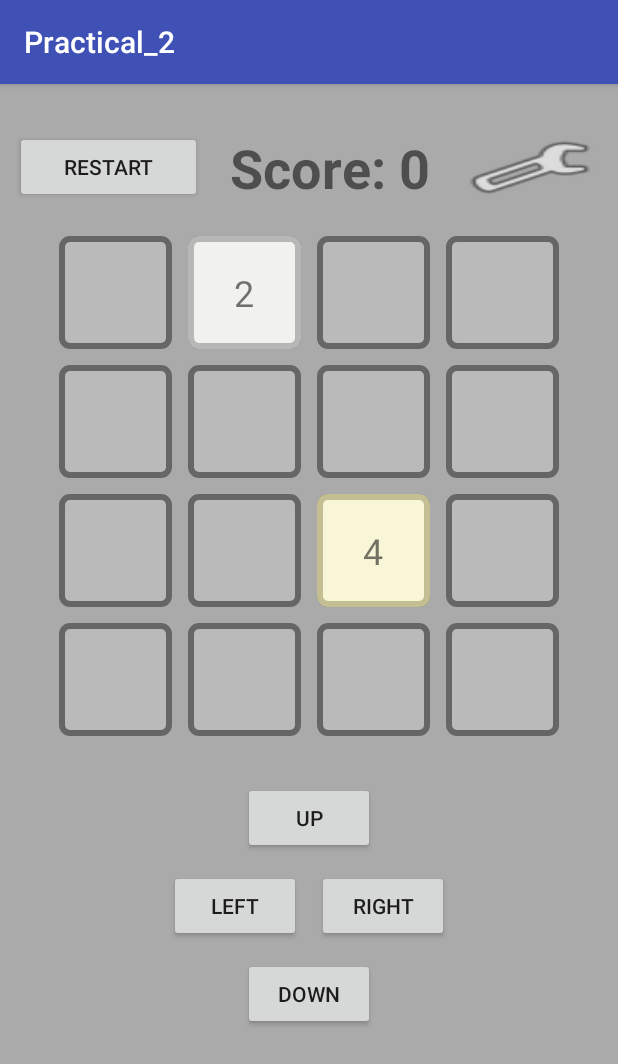
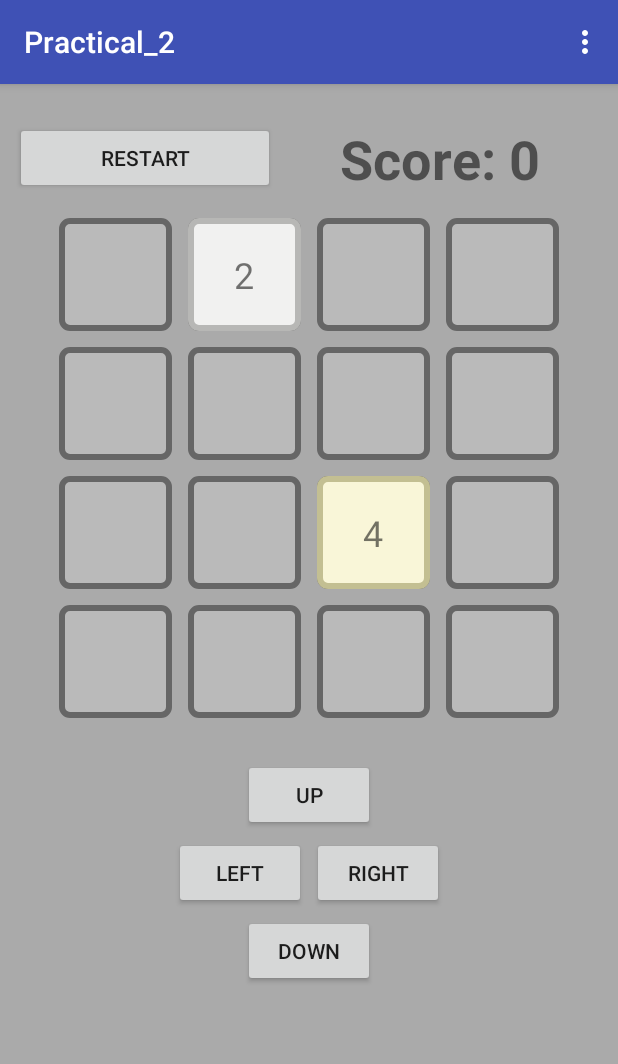
Before and after one commit to Bradprobert/Practical_2, an Android app: the screen it shows after launch (MainActivity), on a phone screen of 412 x 824 dp. Shown: the top 1064 px of the screen. Run offline under Robolectric (Android 15) with nearby library versions, the phone set to English and light mode, and no system bars.

Commit message:
push all files and changes. nothing specific

```diff
--- a/app/src/main/java/bap0031/comp3710/csse/eng/auburn/edu/view/MainActivity.java
+++ b/app/src/main/java/bap0031/comp3710/csse/eng/auburn/edu/view/MainActivity.java
@@ -2,26 +2,31 @@ package bap0031.comp3710.csse.eng.auburn.edu.view;
 
 
 import android.app.ActionBar;
+import android.content.Context;
+import android.content.SharedPreferences;
 import android.net.Uri;
 import android.support.v4.app.Fragment;
 import android.support.v4.app.FragmentManager;
 import android.support.v4.app.FragmentTransaction;
 import android.support.v7.app.AppCompatActivity;
 import android.os.Bundle;
+import android.support.v7.widget.Toolbar;
+import android.view.Menu;
+import android.view.MenuItem;
 import android.view.Window;
 import android.view.WindowManager;
 
 import bap0031.comp3710.csse.eng.auburn.edu.R;
 
-public class MainActivity extends AppCompatActivity implements GameFragment.OnFragmentInteractionListener {
+public class MainActivity extends AppCompatActivity implements GameFragment.OnFragmentInteractionListener, AboutFragment.OnFragmentInteractionListener {
 
 
     @Override
     protected void onCreate(Bundle savedInstanceState) {
         super.onCreate(savedInstanceState);
-        getWindow().setFlags(WindowManager.LayoutParams.FLAG_FULLSCREEN,
-                WindowManager.LayoutParams.FLAG_FULLSCREEN);
         setContentView(R.layout.activity_main);
+        Toolbar toolbar = (Toolbar) findViewById(R.id.toolbar);
+        setSupportActionBar(toolbar);
 
         Fragment gridFragment = GameFragment.newInstance();
 
@@ -31,6 +36,48 @@ public class MainActivity extends AppCompatActivity implements GameFragment.OnFr
     }
 
     @Override
+    public boolean onCreateOptionsMenu(Menu menu) {
+        getMenuInflater().inflate(R.menu.main_menu, menu);
+        SharedPreferences sp = getSharedPreferences("setttings", Context.MODE_PRIVATE);
+        menu.findItem(R.id.sound_on_off).setChecked(sp.getBoolean("sound", true));
+        menu.findItem(R.id.demo_on_off).setChecked(sp.getBoolean("demo", false));
+
+        return true;
+    }
+
+
+    public boolean onOptionsItemSelected(MenuItem item) {
+        int id = item.getItemId();
+        SharedPreferences sp = getSharedPreferences("setttings", Context.MODE_PRIVATE);
+        SharedPreferences.Editor editor = sp.edit();
+        switch (id) {
+            case R.id.about_page:
+                replaceFragment(AboutFragment.newInstance());
+                return true;
+            case R.id.sound_on_off:
+                item.setChecked(!item.isChecked());
+                editor.putBoolean("sound", item.isChecked());
+                editor.apply();
+                return true;
+            case R.id.demo_on_off:
+                item.setChecked(!item.isChecked());
+                editor.putBoolean("demo", item.isChecked());
+                editor.apply();
+                return true;
+        }
+        return super.onOptionsItemSelected(item);
+    }
+
+    public void replaceFragment(Fragment fragment) {
+        FragmentManager fragmentManager = getSupportFragmentManager();
+        ;
+        FragmentTransaction fragmentTransaction = fragmentManager.beginTransaction();
+        fragmentTransaction.replace(R.id.fragment_holder, fragment, fragment.toString());
+        fragmentTransaction.addToBackStack(fragment.toString());
+        fragmentTransaction.commit();
+    }
+
+    @Override
     public void onFragmentInteraction(Uri uri) {
 
     }
--- a/app/src/main/res/layout/activity_main.xml
+++ b/app/src/main/res/layout/activity_main.xml
@@ -1,14 +1,30 @@
 <?xml version="1.0" encoding="utf-8"?>
-<FrameLayout xmlns:android="http://schemas.android.com/apk/res/android"
+<android.support.design.widget.CoordinatorLayout xmlns:android="http://schemas.android.com/apk/res/android"
     xmlns:app="http://schemas.android.com/apk/res-auto"
     xmlns:tools="http://schemas.android.com/tools"
     android:layout_width="match_parent"
     android:layout_height="match_parent"
     tools:context="bap0031.comp3710.csse.eng.auburn.edu.view.MainActivity">
 
+    <android.support.design.widget.AppBarLayout
+        android:layout_width="match_parent"
+        android:layout_height="wrap_content"
+        android:theme="@style/AppTheme.NoActionBar.AppBarOverlay">
+
+        <android.support.v7.widget.Toolbar
+            android:id="@+id/toolbar"
+            android:layout_width="match_parent"
+            android:layout_height="?attr/actionBarSize"
+            android:background="?attr/colorPrimary"
+            app:popupTheme="@style/AppTheme.NoActionBar.PopupOverlay" />
+
+    </android.support.design.widget.AppBarLayout>
+
     <include
         android:id="@+id/fragment_holder"
-        layout="@layout/fragment_game"
+        layout="@layout/content_main"
         android:layout_width="match_parent"
-        android:layout_height="match_parent" />
-</FrameLayout>
+        android:layout_height="match_parent"
+        app:layout_behavior="@string/appbar_scrolling_view_behavior" />
+
+</android.support.design.widget.CoordinatorLayout>
--- /dev/null
+++ b/app/src/main/res/layout/content_main.xml
@@ -0,0 +1,15 @@
+<?xml version="1.0" encoding="utf-8"?>
+<FrameLayout xmlns:android="http://schemas.android.com/apk/res/android"
+    xmlns:app="http://schemas.android.com/apk/res-auto"
+    xmlns:tools="http://schemas.android.com/tools"
+    android:layout_width="match_parent"
+    android:layout_height="match_parent"
+    tools:context="bap0031.comp3710.csse.eng.auburn.edu.view.MainActivity"
+    tools:showIn="@layout/activity_main">
+
+    <include
+        android:id="@+id/fragment_holder"
+        layout="@layout/fragment_game"
+        android:layout_width="match_parent"
+        android:layout_height="match_parent" />
+</FrameLayout>
--- a/app/src/main/res/layout/fragment_game.xml
+++ b/app/src/main/res/layout/fragment_game.xml
@@ -36,14 +36,6 @@
                 android:textAlignment="center"
                 android:textSize="36sp"
                 android:textStyle="bold" />
-
-            <Button
-                android:id="@+id/menuButton"
-                android:layout_width="50dp"
-                android:layout_height="50dp"
-                android:layout_margin="@dimen/tile_margin"
-                android:layout_weight="1"
-                android:background="@android:drawable/ic_menu_manage" />
 
         </LinearLayout>
 
@@ -204,7 +196,7 @@
             android:layout_width="wrap_content"
             android:layout_height="wrap_content"
             android:layout_gravity="center"
-            android:layout_margin="5dp"
+            android:layout_margin="2dp"
             android:text="up" />
 
         <LinearLayout
@@ -218,14 +210,14 @@
                 android:id="@+id/buttonLeft"
                 android:layout_width="wrap_content"
                 android:layout_height="match_parent"
-                android:layout_margin="5dp"
+                android:layout_margin="2dp"
                 android:text="left" />
 
             <Button
                 android:id="@+id/buttonRight"
                 android:layout_width="wrap_content"
                 android:layout_height="match_parent"
-                android:layout_margin="5dp"
+                android:layout_margin="2dp"
                 android:text="right" />
 
         </LinearLayout>
@@ -235,7 +227,7 @@
             android:layout_width="wrap_content"
             android:layout_height="wrap_content"
             android:layout_gravity="center"
-            android:layout_margin="5dp"
+            android:layout_margin="2dp"
             android:text="down" />
 
     </LinearLayout>
--- /dev/null
+++ b/app/src/main/res/menu/main_menu.xml
@@ -0,0 +1,15 @@
+<?xml version="1.0" encoding="utf-8"?>
+<menu xmlns:android="http://schemas.android.com/apk/res/android">
+    <item
+        android:id="@+id/sound_on_off"
+        android:checkable="true"
+        android:title="@string/sound_title" />
+    <item
+        android:id="@+id/demo_on_off"
+        android:checkable="true"
+        android:title="@string/demo" />
+
+    <item
+        android:id="@+id/about_page"
+        android:title="@string/about_page" />
+</menu>
--- a/app/src/main/res/values/colors.xml
+++ b/app/src/main/res/values/colors.xml
@@ -3,6 +3,8 @@
     <color name="colorPrimary">#3F51B5</color>
     <color name="colorPrimaryDark">#303F9F</color>
     <color name="colorAccent">#FF4081</color>
+    <color name="about_fragment_background">#86cacaca</color>
+    <color name="about_text_color">#2235ff</color>
 
     <color name="colorTileNum2">#cbfffffc</color>
     <color name="colorTileNum4">#f4efb7</color>
--- a/app/src/main/res/values/dimens.xml
+++ b/app/src/main/res/values/dimens.xml
@@ -3,4 +3,5 @@
     <dimen name="tile_height">75dp</dimen>
     <dimen name="tile_width">75dp</dimen>
     <dimen name="tile_margin">5dp</dimen>
+    <dimen name="fab_margin">16dp</dimen>
 </resources>
--- a/app/src/main/res/values/strings.xml
+++ b/app/src/main/res/values/strings.xml
@@ -4,4 +4,8 @@
     <!-- TODO: Remove or change this placeholder text -->
     <string name="hello_blank_fragment">Hello blank fragment</string>
     <string name="title_activity_settings">settings</string>
+    <string name="sound_title">sound</string>
+    <string name="title_activity_main2">Main2Activity</string>
+    <string name="demo">demo</string>
+    <string name="about_page">About</string>
 </resources>
--- a/app/src/main/res/values/styles.xml
+++ b/app/src/main/res/values/styles.xml
@@ -8,13 +8,18 @@
         <item name="colorAccent">@color/colorAccent</item>
         <item name="preferenceTheme">@style/PreferenceThemeOverlay</item>
     </style>
+
     <style name="AppTheme.NoActionBar">
         <item name="windowActionBar">false</item>
         <item name="windowNoTitle">true</item>
     </style>
-    <style name="AppTheme.AppBarOverlay"
-        parent="ThemeOverlay.AppCompat.Dark.ActionBar"/>
-    <style name="AppTheme.PopupOverlay"
-        parent="ThemeOverlay.AppCompat.Light"/>
+
+    <style name="AppTheme.AppBarOverlay" parent="ThemeOverlay.AppCompat.Dark.ActionBar" />
+
+    <style name="AppTheme.PopupOverlay" parent="ThemeOverlay.AppCompat.Light" />
+
+    <style name="AppTheme.NoActionBar.AppBarOverlay" parent="ThemeOverlay.AppCompat.Dark.ActionBar" />
+
+    <style name="AppTheme.NoActionBar.PopupOverlay" parent="ThemeOverlay.AppCompat.Light" />
 
 </resources>
```
Also changed, not shown: app/src/main/AndroidManifest.xml (+1 -6 lines), app/src/main/java/bap0031/comp3710/csse/eng/auburn/edu/view/AboutFragment.java (added, +88 -0 lines), app/src/main/java/bap0031/comp3710/csse/eng/auburn/edu/view/GameFragment.java (+15 -22 lines), app/src/main/java/bap0031/comp3710/csse/eng/auburn/edu/view/SettingsActivity.java (deleted, +0 -37 lines), app/src/main/java/bap0031/comp3710/csse/eng/auburn/edu/view/SettingsActivityFragment.java (deleted, +0 -33 lines), app/src/main/res/layout/activity_settings.xml (deleted, +0 -27 lines), app/src/main/res/layout/content_settings.xml (deleted, +0 -9 lines), app/src/main/res/layout/fragment_about.xml (added, +35 -0 lines), app/src/main/res/layout/fragment_settings.xml (deleted, +0 -9 lines), app/src/main/res/xml/preferences.xml (deleted, +0 -11 lines).
